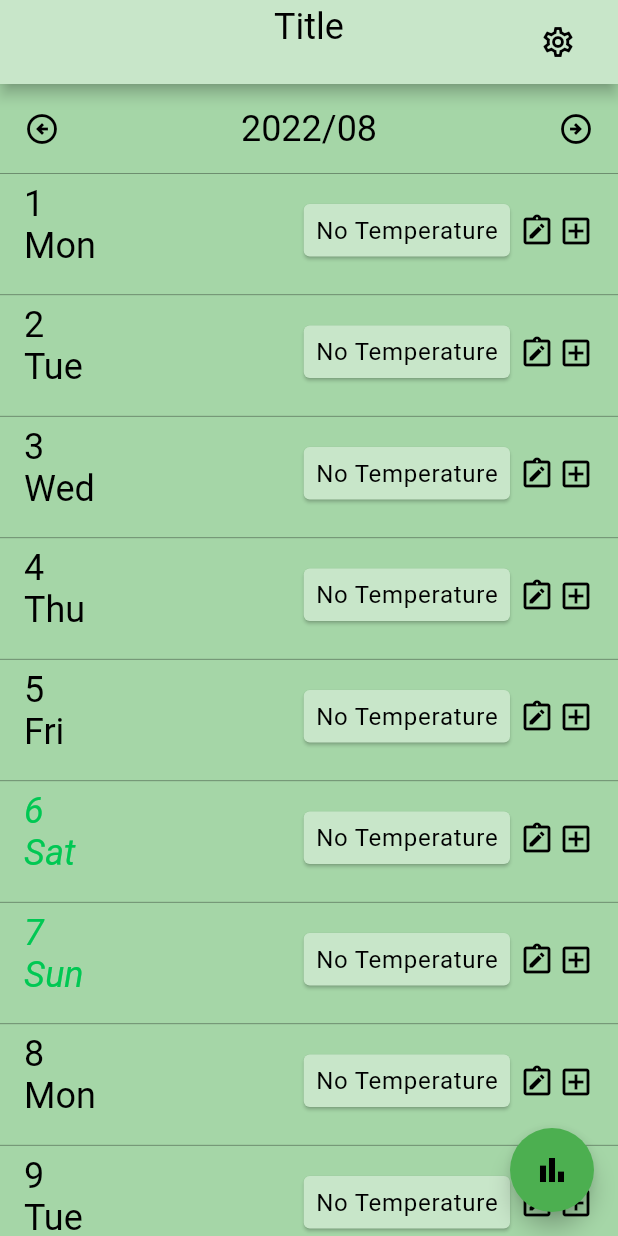
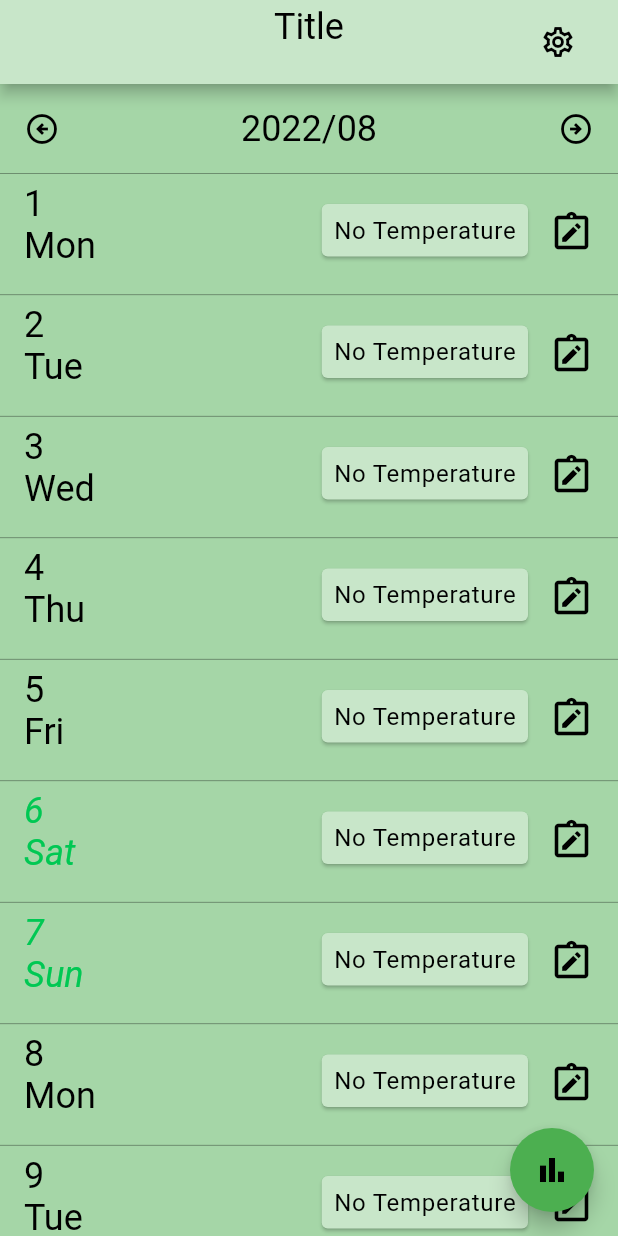
Before and after one commit to tonynowater87/body-temperature-note, a Flutter app: the screen it shows after launch, on a phone screen of 412 x 824 dp. Run offline on Flutter 3.47's test engine with Material 2 defaults, Android fonts, the phone set to English and light mode, and no system bars; drawn by our look-alikes of scrollable_positioned_list; our stand-ins replace auto_route, bloc, cloud_firestore, date_format, date_picker_timeline, equatable and 12 more; missing offline and left inert: day_night_time_picker; accounts and stored records are empty; generated files the repository leaves out were written again.

Commit message:
Adjust UI/UX
release 1.0.0

```diff
--- a/lib/views/home/date_list_widget.dart
+++ b/lib/views/home/date_list_widget.dart
@@ -131,7 +131,7 @@ class _DateSelectorWidgetState extends State<DateSelectorWidget> {
               var memo = state.dateListModel.outputMemos[index];
 
               temperatureViews.add(const SizedBox(
-                width: 2,
+                width: 10,
               ));
 
               IconData icon;
@@ -142,15 +142,16 @@ class _DateSelectorWidgetState extends State<DateSelectorWidget> {
               }
 
               temperatureViews.add(Padding(
-                padding: const EdgeInsets.symmetric(vertical: 10),
+                padding: const EdgeInsets.symmetric(vertical: 8),
                 child: InkWell(
-                    child: Icon(icon, color: Theme.of(context).iconTheme.color),
+                    child: Icon(icon,
+                        size: 30, color: Theme.of(context).iconTheme.color),
                     onTap: () {
                       onTapMemo(state, index);
                     }),
               ));
 
-              temperatureViews.add(const SizedBox(
+              /*temperatureViews.add(const SizedBox(
                 width: 2,
               ));
               temperatureViews.add(Padding(
@@ -161,23 +162,29 @@ class _DateSelectorWidgetState extends State<DateSelectorWidget> {
                     onTap: () {
                       onTapDay(context, index);
                     }),
-              ));
-
-              return ListTile(
-                onTap: () => onTapDay(context, index),
-                dense: true,
-                visualDensity: const VisualDensity(vertical: 4, horizontal: 4),
-                trailing: Wrap(children: temperatureViews),
-                title: Text((index + 1).toString(),
-                    style: _getWeekDaysTextStyle(DateTime(
-                        state.currentYear, state.currentMonth, index + 1))),
-                subtitle: Text(
-                    formatDate(
-                        DateTime(
-                            state.currentYear, state.currentMonth, index + 1),
-                        titleWeekDaysAbbrFormat),
-                    style: _getWeekDaysTextStyle(DateTime(
-                        state.currentYear, state.currentMonth, index + 1))),
+              ));*/
+              var itemDateTime =
+                  DateTime(state.currentYear, state.currentMonth, index + 1);
+              Color borderColor;
+              if (isToday(itemDateTime)) {
+                borderColor = Theme.of(context).primaryColor;
+              } else {
+                borderColor = Colors.transparent;
+              }
+              return Container(
+                color: borderColor,
+                child: ListTile(
+                  onTap: () => onTapDay(context, index),
+                  dense: true,
+                  visualDensity:
+                      const VisualDensity(vertical: 4, horizontal: 4),
+                  trailing: Wrap(children: temperatureViews),
+                  title: Text((index + 1).toString(),
+                      style: _getWeekDaysTextStyle(itemDateTime)),
+                  subtitle: Text(
+                      formatDate(itemDateTime, titleWeekDaysAbbrFormat),
+                      style: _getWeekDaysTextStyle(itemDateTime)),
+                ),
               );
             },
             separatorBuilder: (BuildContext context, int index) {
@@ -203,7 +210,6 @@ class _DateSelectorWidgetState extends State<DateSelectorWidget> {
 
   TextStyle _getWeekDaysTextStyle(DateTime dateTime) {
     final int weekday = dateTime.weekday;
-    var now = DateTime.now();
     var textStyle = Theme.of(context).textTheme.headlineMedium!;
     if (weekday == 6) {
       textStyle = textStyle.copyWith(
@@ -213,13 +219,6 @@ class _DateSelectorWidgetState extends State<DateSelectorWidget> {
       textStyle = textStyle.copyWith(
           color: Theme.of(context).colorScheme.secondary,
           fontStyle: FontStyle.italic);
-    }
-
-    if (now.year == dateTime.year &&
-        now.month == dateTime.month &&
-        now.day == dateTime.day) {
-      textStyle = textStyle.copyWith(
-          decorationThickness: 2, decoration: TextDecoration.underline);
     }
     return textStyle;
   }
@@ -244,4 +243,14 @@ class _DateSelectorWidgetState extends State<DateSelectorWidget> {
       context.read<HomeCubit>().refreshRecords();
     }
   }
+
+  bool isToday(DateTime dateTime) {
+    final now = DateTime.now();
+    if (now.year == dateTime.year &&
+        now.month == dateTime.month &&
+        now.day == dateTime.day) {
+      return true;
+    }
+    return false;
+  }
 }
```
Also changed, not shown: lib/views/chart/chart_page.dart (+31 -16 lines), lib/views/input/input_page.dart (+14 -4 lines), lib/views/memo/memo_page.dart (+10 -0 lines), lib/views/settings/settings_page.dart (+5 -12 lines), 5 other files.
